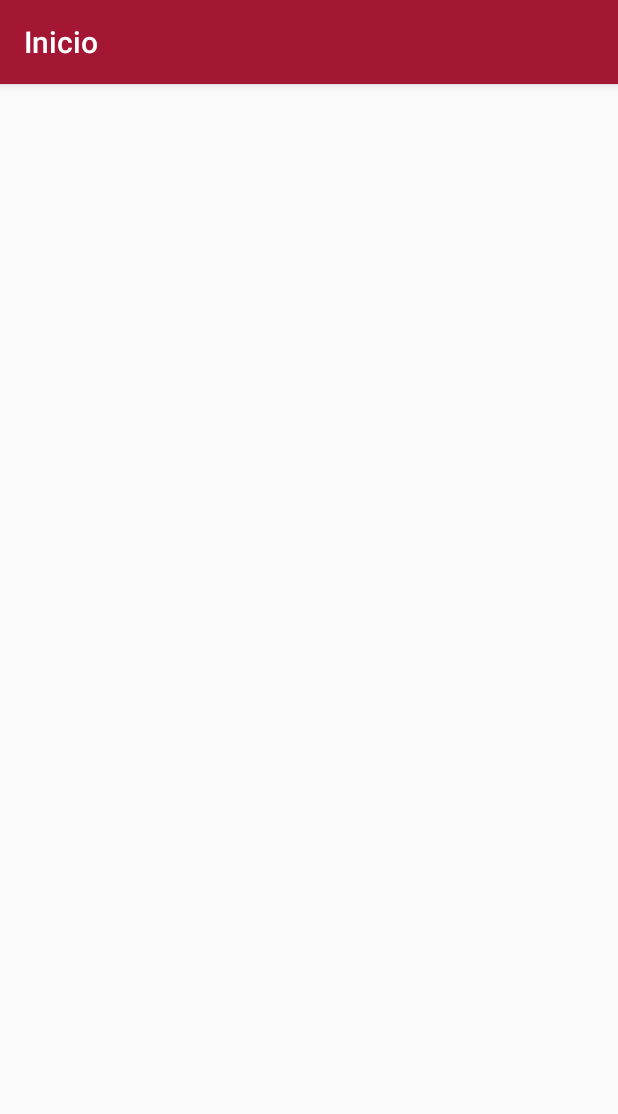
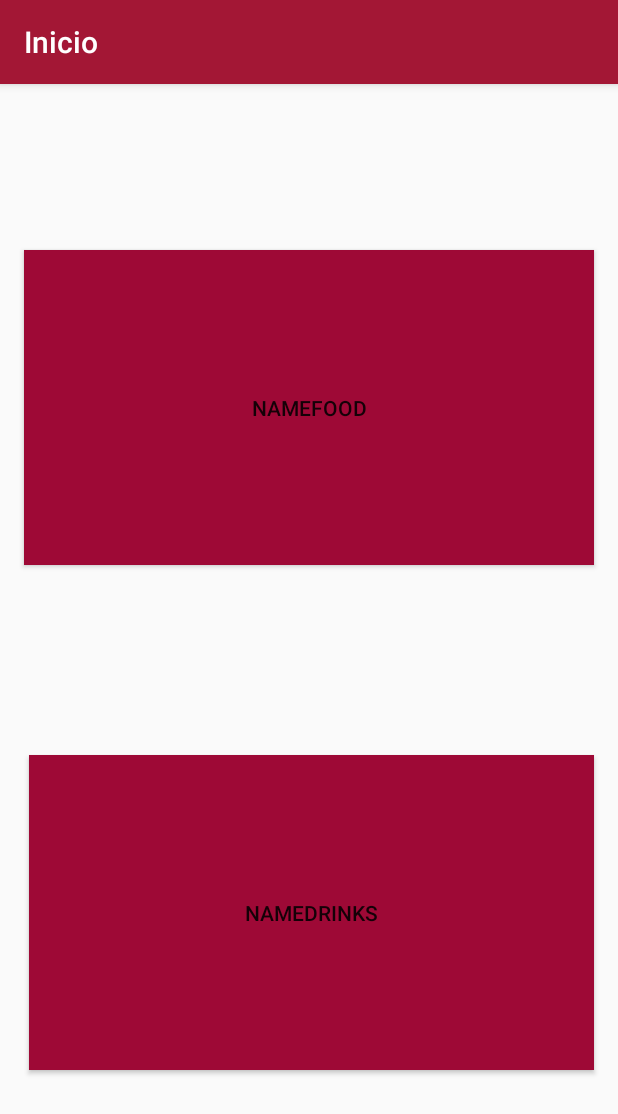
Before and after one commit to anamariaagudelo/LabsCM20182-Gr03, an Android app: the MainActivity screen opened directly, with no data from a screen before it, on a phone screen of 412 x 824 dp. Shown: the top 1114 px of the screen. Run offline under Robolectric (Android 15) with nearby library versions, the phone set to English and light mode, and no system bars.

Commit message:
Adelanto en los puntos B y C.

```diff
--- a/Lab1-UI/src/main/AndroidManifest.xml
+++ b/Lab1-UI/src/main/AndroidManifest.xml
@@ -9,7 +9,7 @@
         android:roundIcon="@mipmap/ic_launcher_round"
         android:supportsRtl="true"
         android:theme="@style/AppTheme">
-        <activity android:name=".MainActivity"/>
+        <activity android:name=".MainActivity" />
         <activity android:name=".Splash_Screen">
             <intent-filter>
                 <action android:name="android.intent.action.MAIN" />
@@ -17,6 +17,8 @@
                 <category android:name="android.intent.category.LAUNCHER" />
             </intent-filter>
         </activity>
+        <activity android:name=".FoodsActivity" />
+        <activity android:name=".DrinksActivity"></activity>
     </application>
 
 </manifest>
--- a/Lab1-UI/src/main/java/co/ude/copumovil/gr03_20182/lab1/MainActivity.java
+++ b/Lab1-UI/src/main/java/co/ude/copumovil/gr03_20182/lab1/MainActivity.java
@@ -1,13 +1,37 @@
 package co.ude.copumovil.gr03_20182.lab1;
 
+import android.content.Intent;
 import android.support.v7.app.AppCompatActivity;
 import android.os.Bundle;
+import android.view.View;
+import android.widget.Button;
+import android.widget.EditText;
+import android.widget.TextView;
 
 public class MainActivity extends AppCompatActivity {
+    Button food;
+    Button drink;
 
     @Override
     protected void onCreate(Bundle savedInstanceState) {
         super.onCreate(savedInstanceState);
         setContentView(R.layout.activity_main);
+
+        food = (Button) findViewById(R.id.butttonFood);
+        food.setOnClickListener(new View.OnClickListener() {
+            @Override
+            public void onClick(View view) {
+                Intent food = new Intent(MainActivity.this, FoodsActivity.class);
+                startActivity(food);
+            }
+        });
+        drink = (Button) findViewById(R.id.buttonDrink);
+        drink.setOnClickListener(new View.OnClickListener() {
+            @Override
+            public void onClick(View view) {
+                Intent drink = new Intent(MainActivity.this, DrinksActivity.class);
+                startActivity(drink);
+            }
+        });
     }
 }
--- a/Lab1-UI/src/main/res/layout/activity_main.xml
+++ b/Lab1-UI/src/main/res/layout/activity_main.xml
@@ -7,4 +7,45 @@
     tools:context=".MainActivity">
 
 
+    <Button
+        android:id="@+id/butttonFood"
+        android:layout_width="match_parent"
+        android:layout_height="210dp"
+        android:layout_marginBottom="16dp"
+        android:layout_marginEnd="16dp"
+        android:layout_marginLeft="16dp"
+        android:layout_marginRight="16dp"
+        android:layout_marginStart="16dp"
+        android:layout_marginTop="16dp"
+        android:layout_weight="1"
+        android:background="#9e0936"
+        android:text="@string/Comidas"
+        app:layout_constraintBottom_toTopOf="@+id/buttonDrink"
+        app:layout_constraintEnd_toEndOf="parent"
+        app:layout_constraintHorizontal_bias="0.0"
+        app:layout_constraintStart_toStartOf="parent"
+        app:layout_constraintTop_toTopOf="parent"
+        app:layout_constraintVertical_bias="0.53"
+        tools:ignore="MissingConstraints" />
+
+    <Button
+        android:id="@+id/buttonDrink"
+        android:layout_width="match_parent"
+        android:layout_height="210dp"
+        android:layout_marginBottom="16dp"
+        android:layout_marginEnd="16dp"
+        android:layout_marginLeft="19dp"
+        android:layout_marginRight="16dp"
+        android:layout_marginStart="19dp"
+        android:layout_marginTop="16dp"
+        android:layout_weight="1"
+        android:background="#9e0936"
+        android:text="@string/Bebidas"
+        app:layout_constraintBottom_toBottomOf="parent"
+        app:layout_constraintEnd_toEndOf="parent"
+        app:layout_constraintHorizontal_bias="0.0"
+        app:layout_constraintStart_toStartOf="parent"
+        app:layout_constraintTop_toBottomOf="@+id/butttonFood"
+        tools:ignore="MissingConstraints" />
+
 </android.support.constraint.ConstraintLayout>
--- a/Lab1-UI/src/main/res/layout/activity_splash__screen.xml
+++ b/Lab1-UI/src/main/res/layout/activity_splash__screen.xml
@@ -18,7 +18,7 @@
         android:src="@drawable/bonaco" />
 
     <ProgressBar
-        android:id="@+id/barraProgreso"
+        android:id="@+id/progres_bar"
         style="?android:attr/progressBarStyleHorizontal"
         android:layout_width="match_parent"
         android:layout_height="wrap_content"
--- a/Lab1-UI/src/main/res/values/strings.xml
+++ b/Lab1-UI/src/main/res/values/strings.xml
@@ -2,4 +2,7 @@
     <string name="app_name">LabsCM20182</string>
     <string name="INICIO">Inicio</string>
     <string name="IconoSplash_Screen">IconSplash_Screen</string>
+    <string name="Bebidas">NameDrinks</string>
+    <string name="Comidas">NameFood</string>
+
 </resources>
```
Also changed, not shown: Lab1-UI/src/main/java/co/ude/copumovil/gr03_20182/lab1/Splash_Screen.java (+8 -8 lines).
